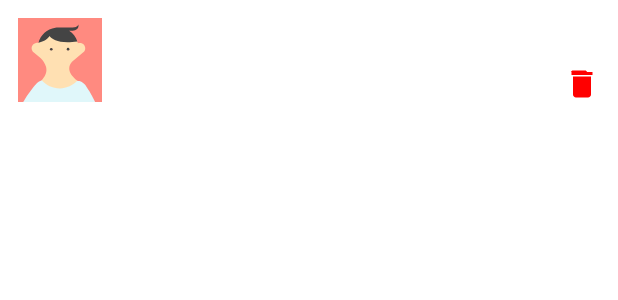
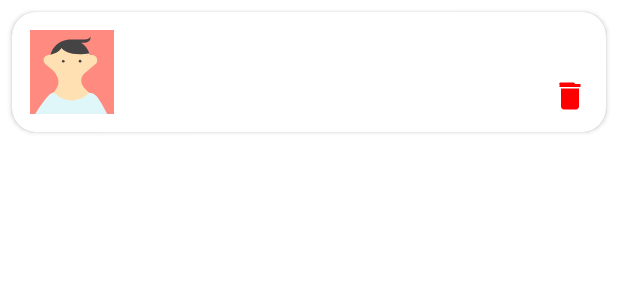
Before and after one commit to Tyrf1ng/Proyecto-Final-Kotlin, an Android app: the layout item_lista_compra.xml on its own in the app's theme, with its tools: preview values and no code run, on a phone screen of 412 x 824 dp. Shown: the top 300 px of the screen. Run offline under Robolectric (Android 15) with nearby library versions, the phone set to English and light mode, and no system bars.

```diff
--- a/app/src/main/res/layout/item_lista_compra.xml
+++ b/app/src/main/res/layout/item_lista_compra.xml
@@ -1,56 +1,64 @@
 <?xml version="1.0" encoding="utf-8"?>
-<androidx.constraintlayout.widget.ConstraintLayout xmlns:android="http://schemas.android.com/apk/res/android"
+<com.google.android.material.card.MaterialCardView xmlns:android="http://schemas.android.com/apk/res/android"
     xmlns:app="http://schemas.android.com/apk/res-auto"
+    style="@style/Widget.Shoptimize.ItemCard"
+    android:layout_width="match_parent"
+    android:layout_height="wrap_content"
+    android:layout_margin="8dp"
+    android:clickable="true"
+    android:focusable="true"
+    app:cardCornerRadius="16dp"
+    app:cardElevation="2dp">
+
+    <androidx.constraintlayout.widget.ConstraintLayout
         android:layout_width="match_parent"
         android:layout_height="wrap_content"
         android:padding="12dp">
 
-    <ImageView
+        <com.google.android.material.imageview.ShapeableImageView
             android:id="@+id/image_item"
             android:layout_width="56dp"
             android:layout_height="56dp"
             android:contentDescription="@string/app_name"
+            android:scaleType="centerCrop"
+            android:src="@drawable/avatar_1"
             app:layout_constraintStart_toStartOf="parent"
             app:layout_constraintTop_toTopOf="parent"
             app:layout_constraintBottom_toBottomOf="parent"
-        android:scaleType="centerCrop"
-        android:src="@drawable/avatar_1" />
+            app:shapeAppearanceOverlay="@style/ShapeAppearance.Shoptimize.Circle" />
 
         <TextView
             android:id="@+id/text_nombre"
             android:layout_width="0dp"
             android:layout_height="wrap_content"
-        android:textStyle="bold"
-        android:textSize="16sp"
-        app:layout_constraintStart_toEndOf="@id/image_item"
-        app:layout_constraintTop_toTopOf="@id/image_item"
-        app:layout_constraintEnd_toStartOf="@id/text_total"
             android:layout_marginStart="12dp"
             android:ellipsize="end"
-        android:maxLines="1" />
+            android:maxLines="1"
+            android:textAppearance="@style/TextAppearance.Shoptimize.Body1"
+            android:textStyle="bold"
+            app:layout_constraintEnd_toStartOf="@id/text_total"
+            app:layout_constraintStart_toEndOf="@id/image_item"
+            app:layout_constraintTop_toTopOf="@id/image_item" />
 
         <TextView
             android:id="@+id/text_total"
             android:layout_width="wrap_content"
             android:layout_height="wrap_content"
-        android:textSize="16sp"
-        android:textStyle="bold"
-        android:textColor="@android:color/holo_green_dark"
+            android:layout_marginEnd="8dp"
+            android:textAppearance="@style/TextAppearance.Shoptimize.Price"
+            app:layout_constraintBottom_toBottomOf="@id/text_nombre"
             app:layout_constraintEnd_toEndOf="parent"
-        app:layout_constraintTop_toTopOf="@id/text_nombre"
-        app:layout_constraintBottom_toBottomOf="@id/text_nombre"
-        android:layout_marginEnd="8dp" />
+            app:layout_constraintTop_toTopOf="@id/text_nombre" />
 
         <TextView
             android:id="@+id/text_fecha"
             android:layout_width="0dp"
             android:layout_height="wrap_content"
-        android:textSize="12sp"
-        android:textColor="@android:color/darker_gray"
+            android:layout_marginTop="4dp"
+            android:textAppearance="@style/TextAppearance.Shoptimize.Caption"
+            app:layout_constraintEnd_toStartOf="@id/btn_delete_lista"
             app:layout_constraintStart_toStartOf="@id/text_nombre"
-        app:layout_constraintTop_toBottomOf="@id/text_nombre"
-        app:layout_constraintEnd_toStartOf="@id/btn_delete_lista"
-        android:layout_marginTop="4dp" />
+            app:layout_constraintTop_toBottomOf="@id/text_nombre" />
 
         <ImageView
             android:id="@+id/btn_delete_lista"
@@ -58,8 +66,10 @@
             android:layout_height="24dp"
             android:contentDescription="Eliminar lista"
             android:scaleType="centerInside"
+            app:layout_constraintBottom_toBottomOf="parent"
             app:layout_constraintEnd_toEndOf="parent"
-        app:layout_constraintBottom_toBottomOf="parent"
             app:srcCompat="@drawable/ic_delete" />
 
     </androidx.constraintlayout.widget.ConstraintLayout>
+
+</com.google.android.material.card.MaterialCardView>
```
Also changed, not shown: app/src/main/java/com/example/shoptimize/ui/transform/TransformFragment.kt (+20 -4 lines), app/src/main/res/layout/fragment_transform.xml (+41 -3 lines), app/src/main/res/layout/item_transform.xml (+18 -6 lines). Lines whose indentation alone changed are shown as unchanged.
